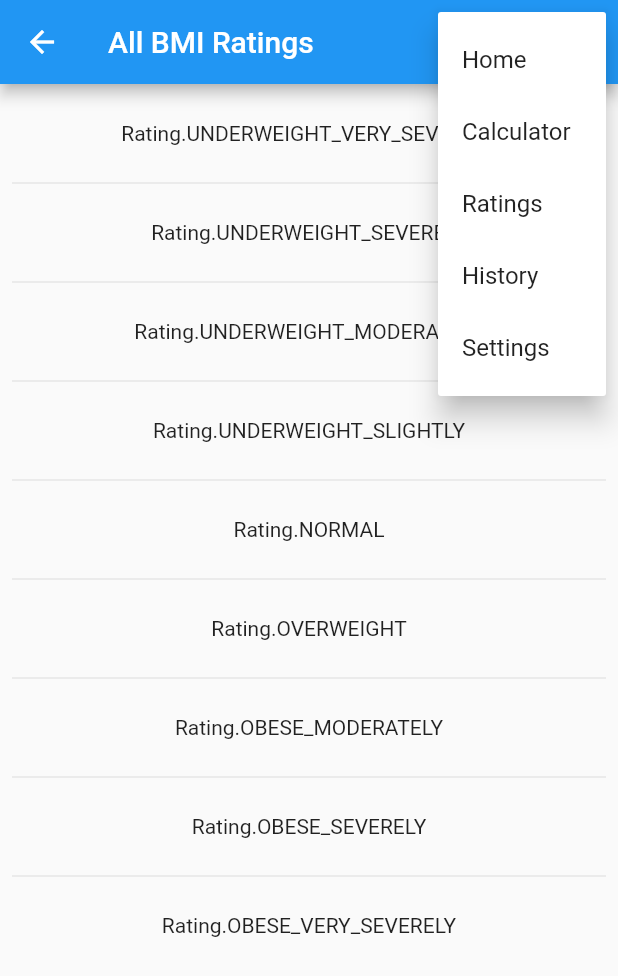
After one commit to luca-hom/bmi, a Flutter app: the BmiRatingLegend screen opened directly, after a tap on the "more vert" icon, on a phone screen of 412 x 824 dp. The commit adds this screen. Shown: the top 976 px of the screen. Run offline on Flutter 3.47's test engine with Material 2 defaults, Android fonts, the phone set to English and light mode, and no system bars.

Commit message:
added basic BMI Rating Legend

```diff
--- a/lib/presentation/BaseAppBar.dart
+++ b/lib/presentation/BaseAppBar.dart
@@ -1,4 +1,5 @@
 import 'package:bmi/presentation/BmiCalculator.dart';
+import 'package:bmi/presentation/BmiRatingLegend.dart';
 import 'package:bmi/presentation/WelcomePage.dart';
 import 'package:flutter/material.dart';
 
@@ -19,7 +20,7 @@ class BaseAppBar extends StatelessWidget implements PreferredSizeWidget {
         PopupMenuButton<String>(
           onSelected: (choice) => handleClick(choice, context),
           itemBuilder: (BuildContext context) {
-            return {'Home', 'Calculator', 'Rating', 'History', 'Settings'}.map((String choice) {
+            return {'Home', 'Calculator', 'Ratings', 'History', 'Settings'}.map((String choice) {
               return PopupMenuItem<String>(
                 value: choice,
                 child: Text(choice),
@@ -43,7 +44,10 @@ class BaseAppBar extends StatelessWidget implements PreferredSizeWidget {
             context, MaterialPageRoute(builder: (context) => BmiCalculator())
         );
         break;
-      case 'Rating':
+      case 'Ratings':
+        Navigator.push(
+            context, MaterialPageRoute(builder: (context) => BmiRatingLegend())
+        );
         break;
       case 'History':
         break;
--- /dev/null
+++ b/lib/presentation/BmiRatingLegend.dart
@@ -0,0 +1,36 @@
+import 'package:flutter/material.dart';
+
+import '../application/BmiUtil.dart';
+import 'BaseAppBar.dart';
+
+class BmiRatingLegend extends StatelessWidget {
+
+  final List<Rating> ratings = Rating.getDescriptions();
+
+  @override
+  Widget build(BuildContext context) {
+
+    return Scaffold(
+      appBar: BaseAppBar(
+        title: Text('All BMI Ratings'),
+        appBar: AppBar(),
+      ),
+
+      body: ListView.separated(
+        padding: const EdgeInsets.all(8),
+        itemCount: ratings.length,
+        itemBuilder: (BuildContext context, int index) {
+          return GestureDetector(
+            child: Container(
+              height: 50,
+              child: Center(child: Text('${ratings[index]}')),
+            ),
+            onTap: () => ScaffoldMessenger.of(context).showSnackBar(SnackBar(content: Text(index.toString())))
+          );
+          },
+        separatorBuilder: (BuildContext context, int index) => const Divider(),
+      ),
+    );
+  }
+
+}
```
